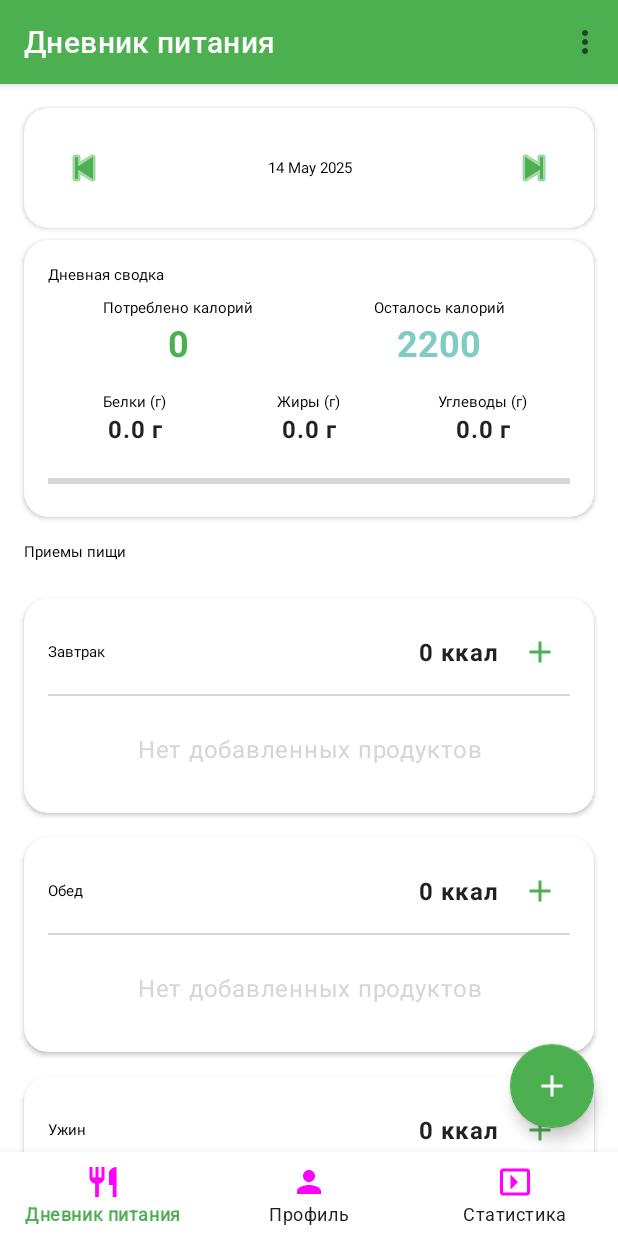
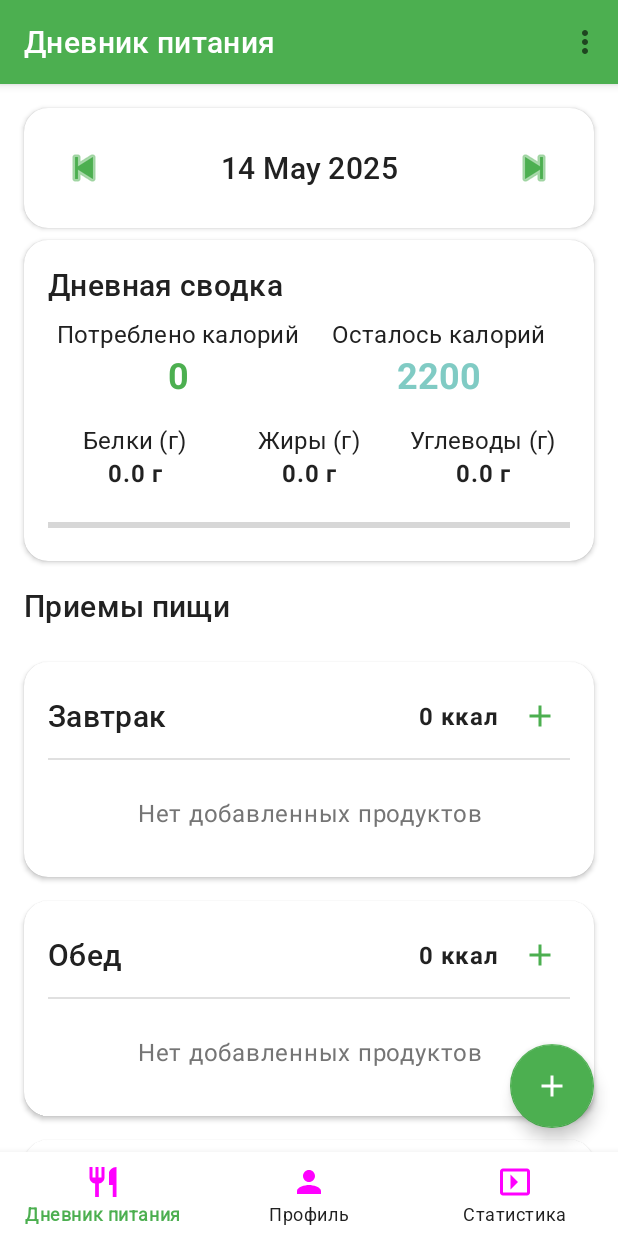
Before and after one commit to ProDexortie/HealthMonitor, an Android app: the screen it shows after launch (MainActivity), on a phone screen of 412 x 824 dp. Run offline under Robolectric (Android 15) with nearby library versions, the phone set to English and light mode, and no system bars.

Commit message:
Fixed wrong styles

```diff
--- a/app/build.gradle.kts
+++ b/app/build.gradle.kts
@@ -38,7 +38,7 @@ dependencies {
     implementation(libs.activity)
     implementation(libs.constraintlayout)
     implementation("androidx.core:core-splashscreen:1.0.0")
-
+    implementation ("androidx.viewpager2:viewpager2:1.0.0")
     // RecyclerView и CardView
     implementation("androidx.recyclerview:recyclerview:1.3.2")
     implementation("androidx.cardview:cardview:1.0.0")
--- a/app/src/main/java/com/example/healthmonitor/activities/AddFoodActivity.java
+++ b/app/src/main/java/com/example/healthmonitor/activities/AddFoodActivity.java
@@ -17,6 +17,8 @@ import androidx.annotation.Nullable;
 import androidx.appcompat.app.AppCompatActivity;
 import androidx.appcompat.widget.Toolbar;
 import androidx.viewpager2.widget.ViewPager2;
+import androidx.fragment.app.Fragment;
+import androidx.viewpager2.adapter.FragmentStateAdapter;
 
 import com.example.healthmonitor.R;
 import com.example.healthmonitor.database.DataManager;
@@ -218,7 +220,7 @@ public class AddFoodActivity extends AppCompatActivity implements SearchFoodFrag
     }
 
     // Адаптер для ViewPager
-    private static class AddFoodPagerAdapter extends androidx.fragment.app.FragmentStateAdapter {
+    private class AddFoodPagerAdapter extends FragmentStateAdapter {
 
         public AddFoodPagerAdapter(@NonNull AppCompatActivity activity) {
             super(activity);
@@ -226,7 +228,7 @@ public class AddFoodActivity extends AppCompatActivity implements SearchFoodFrag
 
         @NonNull
         @Override
-        public androidx.fragment.app.Fragment createFragment(int position) {
+        public Fragment createFragment(int position) {
             if (position == 0) {
                 return new SearchFoodFragment();
             } else {
--- a/app/src/main/res/values-night/themes.xml
+++ b/app/src/main/res/values-night/themes.xml
@@ -13,7 +13,7 @@
         <item name="colorOnSecondary">@color/black</item>
 
         <!-- Цвета фона и поверхностей -->
-        <item name="android:colorBackground">?android:attr/colorBackground_dark</item>
+        <item name="android:colorBackground">@color/background_dark</item>
         <item name="colorSurface">@color/surface_dark</item>
         <item name="colorOnSurface">@color/on_surface_dark</item>
         <item name="colorOnBackground">@color/on_background_dark</item>
@@ -72,7 +72,7 @@
 
     <!-- Стиль заставки (splash screen) для Android 12+ в темной теме -->
     <style name="Theme.HealthMonitor.Splash" parent="Theme.SplashScreen">
-        <item name="windowSplashScreenBackground">?android:attr/colorBackground_dark</item>
+        <item name="windowSplashScreenBackground">@color/background_dark</item>
         <item name="windowSplashScreenAnimatedIcon">@drawable/splash_icon_dark</item>
         <item name="windowSplashScreenAnimationDuration">800</item>
         <item name="postSplashScreenTheme">@style/Theme.HealthMonitor</item>
--- a/app/src/main/res/values/colors.xml
+++ b/app/src/main/res/values/colors.xml
@@ -36,7 +36,9 @@
     <color name="grey_700">#616161</color>
     <color name="grey_800">#424242</color>
     <color name="grey_900">#212121</color>
-
+    <color name="textSecondary">#757575</color>
+    <color name="divider">@color/grey_300</color>
+    <color name="errorColor">@color/error_light</color>
     <!-- Цвета фона (светлая тема) -->
     <color name="background_light">@color/white</color>
     <color name="surface_light">@color/white</color>
--- a/app/src/main/res/values/styles.xml
+++ b/app/src/main/res/values/styles.xml
@@ -1,5 +1,23 @@
 <?xml version="1.0" encoding="utf-8"?>
 <resources>
+    <!-- Добавляем недостающие стили -->
+    <style name="TextAppearance.HealthMonitor.Title" parent="TextAppearance.MaterialComponents.Headline6">
+        <item name="fontFamily">@font/roboto_medium</item>
+        <item name="android:fontFamily">@font/roboto_medium</item>
+        <item name="android:textColor">?attr/colorOnSurface</item>
+    </style>
+
+    <style name="TextAppearance.HealthMonitor.Subtitle" parent="TextAppearance.MaterialComponents.Subtitle1">
+        <item name="fontFamily">@font/roboto</item>
+        <item name="android:fontFamily">@font/roboto</item>
+        <item name="android:textColor">?attr/colorOnSurface</item>
+    </style>
+
+    <style name="TextAppearance.HealthMonitor.Body" parent="TextAppearance.MaterialComponents.Body1">
+        <item name="fontFamily">@font/roboto</item>
+        <item name="android:fontFamily">@font/roboto</item>
+        <item name="android:textColor">?attr/colorOnSurface</item>
+    </style>
     <!-- Текстовые стили -->
     <style name="TextAppearance.HealthMonitor.Headline1" parent="TextAppearance.MaterialComponents.Headline1">
         <item name="fontFamily">@font/roboto</item>
--- a/app/src/main/res/values/themes.xml
+++ b/app/src/main/res/values/themes.xml
@@ -13,7 +13,7 @@
         <item name="colorOnSecondary">@color/black</item>
 
         <!-- Цвета фона и поверхностей -->
-        <item name="android:colorBackground">?android:attr/colorBackground_light</item>
+        <item name="android:colorBackground">@color/background_light</item>
         <item name="colorSurface">@color/surface_light</item>
         <item name="colorOnSurface">@color/on_surface_light</item>
         <item name="colorOnBackground">@color/on_background_light</item>
@@ -90,7 +90,7 @@
 
     <!-- Стиль заставки (splash screen) для Android 12+ -->
     <style name="Theme.HealthMonitor.Splash" parent="Theme.SplashScreen">
-        <item name="windowSplashScreenBackground">?android:attr/colorBackground_light</item>
+        <item name="windowSplashScreenBackground">@color/background_light</item>
         <item name="windowSplashScreenAnimatedIcon">@drawable/splash_icon</item>
         <item name="windowSplashScreenAnimationDuration">800</item>
         <item name="postSplashScreenTheme">@style/Theme.HealthMonitor</item>
```
Also changed, not shown: app/src/main/java/com/example/healthmonitor/database/DataManager.java (+13 -0 lines).
